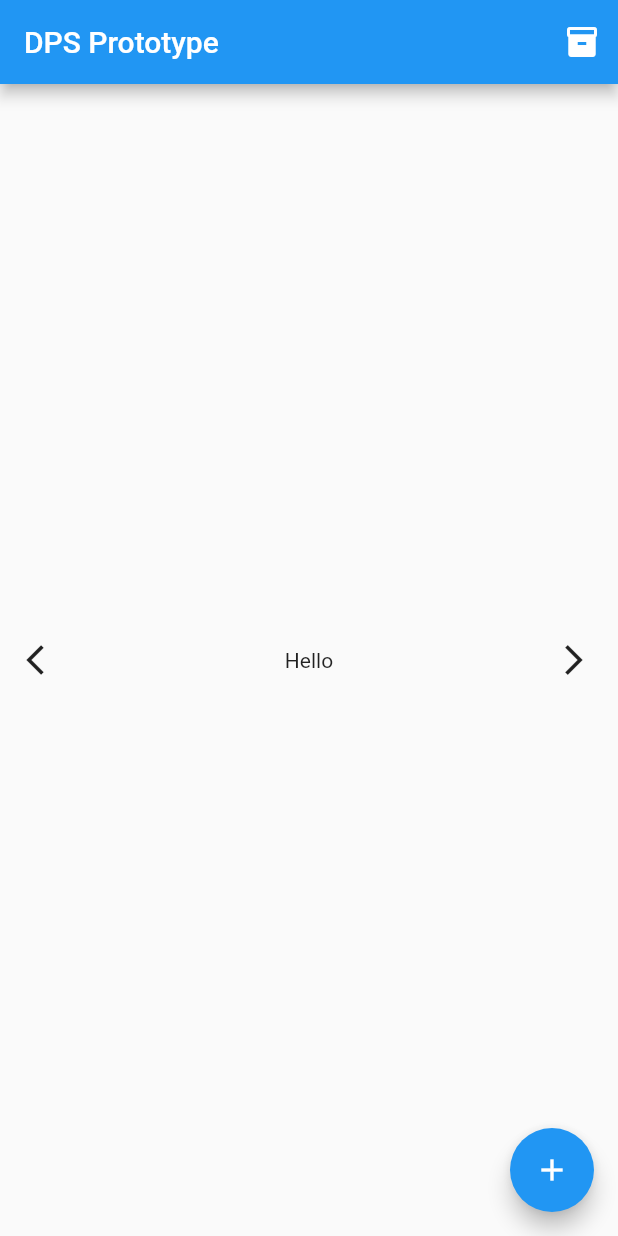
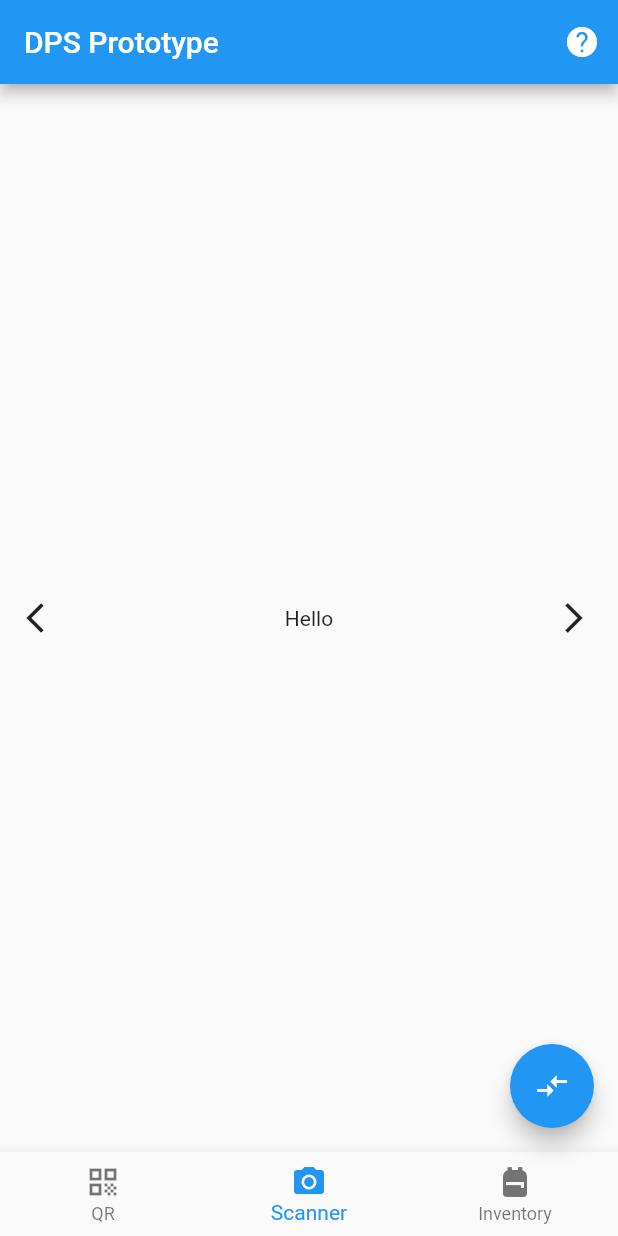
Before and after one commit to inadicis/BPFlutterPrototype, a Flutter app: the screen it shows after launch, on a phone screen of 412 x 824 dp. Run offline on Flutter 3.47's test engine with Material 2 defaults, Android fonts, the phone set to English and light mode, and no system bars; our stand-ins replace qr_flutter.

```diff
--- a/lib/homeRoute.dart
+++ b/lib/homeRoute.dart
@@ -2,8 +2,8 @@ import 'package:dps_exchange/exchangePage.dart';
 import 'package:flutter/cupertino.dart';
 import 'package:flutter/material.dart';
 import './inventoryPage.dart';
-import 'package:qr_flutter/qr_flutter.dart';
 import './centerPage.dart';
+import 'qrCodePage.dart';
 
 class HomeRoute extends StatefulWidget {
   final String title;
@@ -15,14 +15,7 @@ class HomeRoute extends StatefulWidget {
 
 class _HomeRouteState extends State<HomeRoute> {
   PageController _pageController;
-  var mainStyle = TextStyle(
-    fontSize: 20,
-    fontWeight: FontWeight.bold,
-  );
-  var subtitleStyle = TextStyle(
-    fontSize: 12,
-    fontStyle: FontStyle.italic,
-  );
+  int _currentPage = 1;
 
   final responseJsonInventory1 = {
     'Shield': 10,
@@ -57,9 +50,32 @@ class _HomeRouteState extends State<HomeRoute> {
             ExchangePage(responseJsonInventory1, responseJsonInventory2)));
   }
 
-  void _openInventoryPage() {
+  /* void _openInventoryPage() {
     Navigator.of(context).push(MaterialPageRoute(
         builder: (context) => InventoryPage(responseJsonInventory1)));
+  }*/
+
+  void _swipeToPage(int pageIndex) {
+    if (_pageController.hasClients) {
+      _pageController.animateToPage(
+        pageIndex,
+        duration: const Duration(milliseconds: 400),
+        curve: Curves.easeInOut,
+      );
+      setState(() {
+        _currentPage = pageIndex;
+      });
+    }
+  }
+
+  void _openHelpPage() {
+    //TODO
+  }
+
+  void _updateIndex(int index){
+    setState(() {
+      _currentPage = index;
+    });
   }
 
   @override
@@ -67,64 +83,32 @@ class _HomeRouteState extends State<HomeRoute> {
     return Scaffold(
       appBar: AppBar(
         title: Text(widget.title),
-        actions: [
-          IconButton(icon: Icon(Icons.inventory), onPressed: _openInventoryPage)
-        ],
+        actions: [IconButton(icon: Icon(Icons.help), onPressed: _openHelpPage)],
       ),
       body: PageView(
+        onPageChanged: _updateIndex,
         controller: _pageController,
         children: [
-          Container(
-            alignment: Alignment.center,
-            child: Column(
-              mainAxisAlignment: MainAxisAlignment.center,
-              children: [
-                Text(
-                  'This is your personal QR Code.',
-                  style: mainStyle,
-                ),
-                Text(
-                  'Let another helper scan this code to begin the exchange',
-                  style: subtitleStyle,
-                ),
-                QrImage(
-                  data: qrCodeData,
-                  version: QrVersions.auto,
-                  size: 400.0,
-                ),
-              ],
-            ),
-          ),
+          QRCodePage(qrCodeData),
           CenterPage(_pageController),
-          Container(
-            color: Colors.blue,
-            child: Center(
-              child: ElevatedButton(
-                style: ButtonStyle(
-                  backgroundColor: MaterialStateProperty.resolveWith(
-                      (states) => Colors.white),
-                  foregroundColor: MaterialStateProperty.resolveWith(
-                      (states) => Colors.blue),
-                ),
-                onPressed: () {
-                  if (_pageController.hasClients) {
-                    _pageController.animateToPage(
-                      1,
-                      duration: const Duration(milliseconds: 400),
-                      curve: Curves.easeInOut,
-                    );
-                  }
-                },
-                child: Text('Previous'),
-              ),
-            ),
-          ),
+          InventoryPage(responseJsonInventory1)
         ],
       ),
       floatingActionButton: FloatingActionButton(
         onPressed: _openExchangePage,
-        tooltip: 'Increment',
-        child: Icon(Icons.add),
+        tooltip: 'Open items exchange page',
+        child: Icon(Icons.compare_arrows),
+      ),
+      bottomNavigationBar: BottomNavigationBar(
+        currentIndex: _currentPage,
+        onTap: _swipeToPage,
+        items: [
+          BottomNavigationBarItem(icon: Icon(Icons.qr_code), label: 'QR'),
+          BottomNavigationBarItem(
+              icon: Icon(Icons.camera_alt), label: 'Scanner'),
+          BottomNavigationBarItem(
+              icon: Icon(Icons.backpack), label: 'Inventory'),
+        ],
       ),
     );
   }
--- a/lib/main.dart
+++ b/lib/main.dart
@@ -12,7 +12,7 @@ class MyApp extends StatelessWidget {
       title: 'Flutter Demo',
       theme: ThemeData(
         primarySwatch: Colors.blue,
-        visualDensity: VisualDensity.adaptivePlatformDensity,
+        // visualDensity: VisualDensity.adaptivePlatformDensity,
       ),
       home: HomeRoute(
         title: 'DPS Prototype',
--- a/pubspec.yaml
+++ b/pubspec.yaml
@@ -26,6 +26,8 @@ dependencies:
   qr_flutter:
     git:
       url: git://github.com/lukef/qr.flutter.git
+  path_provider: 0.4.1
+  barcode_scan: ^3.0.1
 
 
   # The following adds the Cupertino Icons font to your application.
```
Also changed, not shown: lib/inventoryPage.dart (+1 -6 lines), lib/qrCodePage.dart (added, +42 -0 lines), pubspec.lock.
